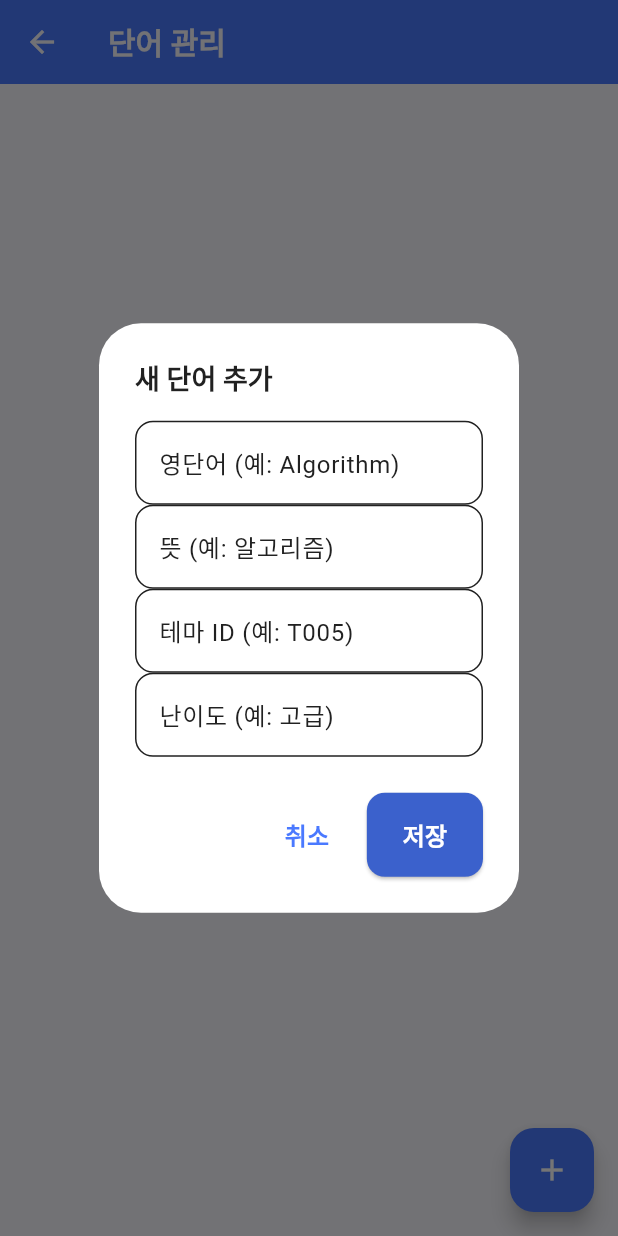
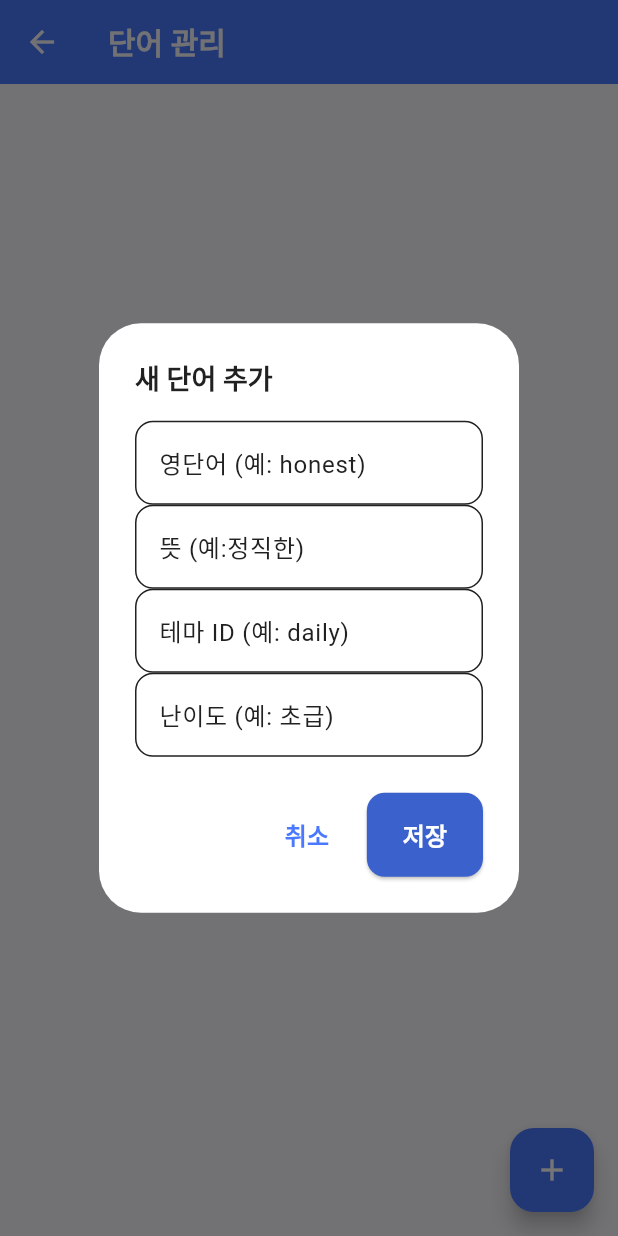
Before and after one commit to top0032/VocaMate_Graduation_Project, a Flutter app: the ManageWordsScreen screen opened directly, after a tap on the "add" icon, on a phone screen of 412 x 824 dp. Run offline on Flutter 3.47's test engine with Material 3 defaults, Android fonts, the phone set to English and light mode, and no system bars; our stand-ins replace cloud_firestore, csv, file_picker, firebase_auth, firebase_core, flutter_dotenv and 1 more; accounts and stored records are empty; Roboto replaces fonts that are missing (Pretendard).

Commit message:
단어 추가, 테마 추가 예시 수정정

```diff
--- a/lib/screens/admin/manage_themes_screen.dart
+++ b/lib/screens/admin/manage_themes_screen.dart
@@ -55,11 +55,11 @@ class _ManageThemesScreenState extends State<ManageThemesScreen> {
           children: [
             TextField(
               controller: _idController,
-              decoration: const InputDecoration(labelText: '테마 ID (예: T006)'),
+              decoration: const InputDecoration(labelText: '테마 ID (예: daily)'),
             ),
             TextField(
               controller: _nameController,
-              decoration: const InputDecoration(labelText: '테마 이름 (예: 여행)'),
+              decoration: const InputDecoration(labelText: '테마 이름 (예: 일상)'),
             ),
           ],
         ),
--- a/lib/screens/admin/manage_words_screen.dart
+++ b/lib/screens/admin/manage_words_screen.dart
@@ -65,21 +65,21 @@ class _ManageWordsScreenState extends State<ManageWordsScreen> {
             children: [
               TextField(
                 controller: _wordController,
+                decoration: const InputDecoration(labelText: '영단어 (예: honest)'),
+              ),
+              TextField(
+                controller: _meaningController,
+                decoration: const InputDecoration(labelText: '뜻 (예:정직한)'),
+              ),
+              TextField(
+                controller: _themeIdController,
                 decoration: const InputDecoration(
-                  labelText: '영단어 (예: Algorithm)',
+                  labelText: '테마 ID (예: daily)',
                 ),
               ),
               TextField(
-                controller: _meaningController,
-                decoration: const InputDecoration(labelText: '뜻 (예: 알고리즘)'),
-              ),
-              TextField(
-                controller: _themeIdController,
-                decoration: const InputDecoration(labelText: '테마 ID (예: T005)'),
-              ),
-              TextField(
                 controller: _levelController,
-                decoration: const InputDecoration(labelText: '난이도 (예: 고급)'),
+                decoration: const InputDecoration(labelText: '난이도 (예: 초급)'),
               ),
             ],
           ),
```
